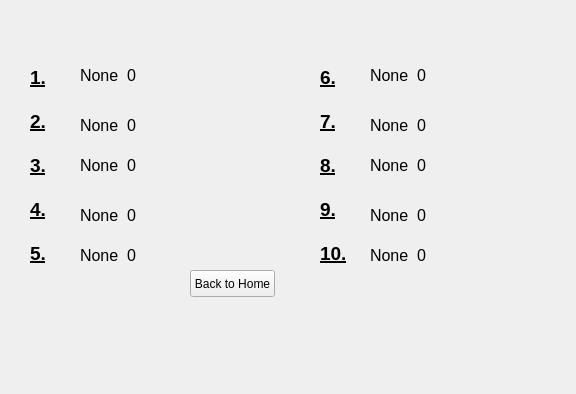
Old version of the form highscorepage.ui in the repository bstee615/project.
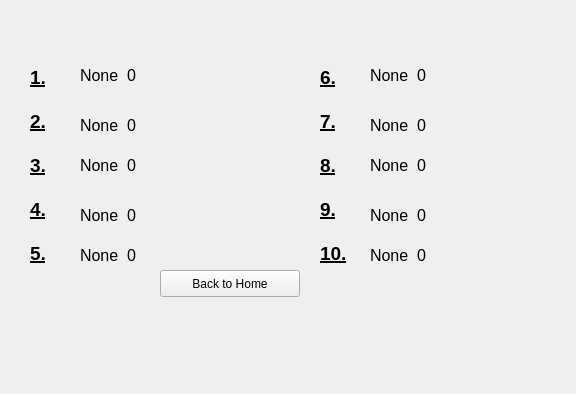
New version of the form. Icons and pictures are not drawn.

The edit to the form file:
```diff
--- a/highscorepage.ui
+++ b/highscorepage.ui
@@ -295,9 +295,9 @@
   <widget class="QPushButton" name="btnReturnHome">
    <property name="geometry">
     <rect>
-     <x>190</x>
+     <x>160</x>
      <y>270</y>
-     <width>85</width>
+     <width>140</width>
      <height>27</height>
     </rect>
    </property>
```
